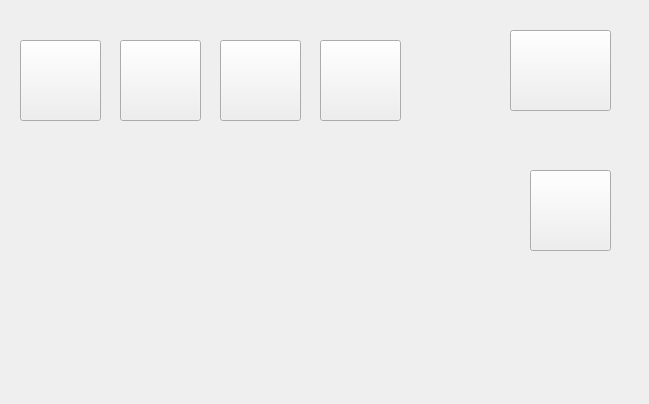
UNSW-Interactive/cowriter_path_following, file design/manager_view.ui: the form before one commit.
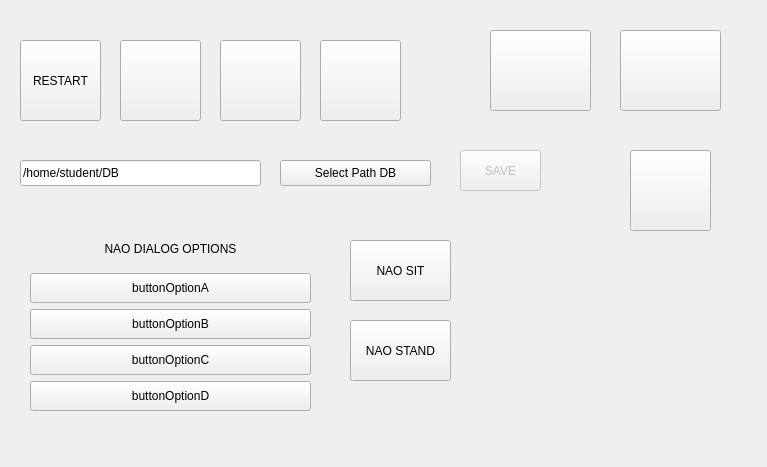
The form after the commit. Icons and pictures are not drawn.

The edit to the form file:
```diff
--- a/design/manager_view.ui
+++ b/design/manager_view.ui
@@ -6,8 +6,8 @@
    <rect>
     <x>0</x>
     <y>0</y>
-    <width>649</width>
-    <height>404</height>
+    <width>767</width>
+    <height>467</height>
    </rect>
   </property>
   <property name="windowTitle">
@@ -16,7 +16,7 @@
   <widget class="QPushButton" name="buttonErase">
    <property name="geometry">
     <rect>
-     <x>510</x>
+     <x>620</x>
      <y>30</y>
      <width>101</width>
      <height>81</height>
@@ -78,11 +78,7 @@
     </rect>
    </property>
    <property name="text">
-    <string/>
-   </property>
-   <property name="icon">
-    <iconset>
-     <normaloff>target.png</normaloff>target.png</iconset>
+    <string>RESTART</string>
    </property>
    <property name="iconSize">
     <size>
@@ -158,8 +154,8 @@
   <widget class="QPushButton" name="buttonUnexpectedFail">
    <property name="geometry">
     <rect>
-     <x>530</x>
-     <y>170</y>
+     <x>630</x>
+     <y>150</y>
      <width>81</width>
      <height>81</height>
     </rect>
@@ -184,6 +180,265 @@
     <bool>false</bool>
    </property>
   </widget>
+  <widget class="QWidget" name="widgetNaoDialog" native="true">
+   <property name="geometry">
+    <rect>
+     <x>20</x>
+     <y>220</y>
+     <width>311</width>
+     <height>211</height>
+    </rect>
+   </property>
+   <widget class="QWidget" name="gridLayoutWidget">
+    <property name="geometry">
+     <rect>
+      <x>10</x>
+      <y>10</y>
+      <width>281</width>
+      <height>181</height>
+     </rect>
+    </property>
+    <layout class="QGridLayout" name="layoutNaoDialog">
+     <item row="2" column="0">
+      <widget class="QPushButton" name="buttonOptionB">
+       <property name="minimumSize">
+        <size>
+         <width>0</width>
+         <height>30</height>
+        </size>
+       </property>
+       <property name="text">
+        <string>buttonOptionB</string>
+       </property>
+       <property name="iconSize">
+        <size>
+         <width>20</width>
+         <height>20</height>
+        </size>
+       </property>
+       <property name="checkable">
+        <bool>false</bool>
+       </property>
+      </widget>
+     </item>
+     <item row="3" column="0">
+      <widget class="QPushButton" name="buttonOptionC">
+       <property name="minimumSize">
+        <size>
+         <width>0</width>
+         <height>30</height>
+        </size>
+       </property>
+       <property name="text">
+        <string>buttonOptionC</string>
+       </property>
+       <property name="iconSize">
+        <size>
+         <width>20</width>
+         <height>20</height>
+        </size>
+       </property>
+       <property name="checkable">
+        <bool>false</bool>
+       </property>
+      </widget>
+     </item>
+     <item row="4" column="0">
+      <widget class="QPushButton" name="buttonOptionD">
+       <property name="minimumSize">
+        <size>
+         <width>0</width>
+         <height>30</height>
+        </size>
+       </property>
+       <property name="text">
+        <string>buttonOptionD</string>
+       </property>
+       <property name="iconSize">
+        <size>
+         <width>20</width>
+         <height>20</height>
+        </size>
+       </property>
+       <property name="checkable">
+        <bool>false</bool>
+       </property>
+      </widget>
+     </item>
+     <item row="0" column="0">
+      <widget class="QLabel" name="label_naoDialogOptions">
+       <property name="text">
+        <string>NAO DIALOG OPTIONS</string>
+       </property>
+       <property name="alignment">
+        <set>Qt::AlignCenter</set>
+       </property>
+      </widget>
+     </item>
+     <item row="1" column="0">
+      <widget class="QPushButton" name="buttonOptionA">
+       <property name="enabled">
+        <bool>true</bool>
+       </property>
+       <property name="minimumSize">
+        <size>
+         <width>0</width>
+         <height>30</height>
+        </size>
+       </property>
+       <property name="baseSize">
+        <size>
+         <width>0</width>
+         <height>0</height>
+        </size>
+       </property>
+       <property name="text">
+        <string>buttonOptionA</string>
+       </property>
+       <property name="iconSize">
+        <size>
+         <width>20</width>
+         <height>20</height>
+        </size>
+       </property>
+       <property name="checkable">
+        <bool>false</bool>
+       </property>
+      </widget>
+     </item>
+    </layout>
+   </widget>
+  </widget>
+  <widget class="QPushButton" name="buttonNaoStand">
+   <property name="geometry">
+    <rect>
+     <x>350</x>
+     <y>320</y>
+     <width>101</width>
+     <height>61</height>
+    </rect>
+   </property>
+   <property name="text">
+    <string>NAO STAND</string>
+   </property>
+   <property name="iconSize">
+    <size>
+     <width>75</width>
+     <height>75</height>
+    </size>
+   </property>
+   <property name="checkable">
+    <bool>true</bool>
+   </property>
+   <property name="checked">
+    <bool>false</bool>
+   </property>
+  </widget>
+  <widget class="QPushButton" name="buttonNaoSit">
+   <property name="geometry">
+    <rect>
+     <x>350</x>
+     <y>240</y>
+     <width>101</width>
+     <height>61</height>
+    </rect>
+   </property>
+   <property name="text">
+    <string>NAO SIT</string>
+   </property>
+   <property name="iconSize">
+    <size>
+     <width>75</width>
+     <height>75</height>
+    </size>
+   </property>
+   <property name="checkable">
+    <bool>true</bool>
+   </property>
+   <property name="checked">
+    <bool>false</bool>
+   </property>
+  </widget>
+  <widget class="QPushButton" name="buttonPathDialog">
+   <property name="geometry">
+    <rect>
+     <x>280</x>
+     <y>160</y>
+     <width>151</width>
+     <height>26</height>
+    </rect>
+   </property>
+   <property name="text">
+    <string>Select Path DB</string>
+   </property>
+  </widget>
+  <widget class="QLineEdit" name="pathText">
+   <property name="geometry">
+    <rect>
+     <x>20</x>
+     <y>160</y>
+     <width>241</width>
+     <height>26</height>
+    </rect>
+   </property>
+   <property name="text">
+    <string>/home/student/DB</string>
+   </property>
+  </widget>
+  <widget class="QPushButton" name="buttonProfile">
+   <property name="geometry">
+    <rect>
+     <x>490</x>
+     <y>30</y>
+     <width>101</width>
+     <height>81</height>
+    </rect>
+   </property>
+   <property name="toolTip">
+    <string>&lt;html&gt;&lt;head/&gt;&lt;body&gt;&lt;p&gt;Participant Profile&lt;/p&gt;&lt;/body&gt;&lt;/html&gt;</string>
+   </property>
+   <property name="text">
+    <string/>
+   </property>
+   <property name="icon">
+    <iconset>
+     <normaloff>profil_R.png</normaloff>profil_R.png</iconset>
+   </property>
+   <property name="iconSize">
+    <size>
+     <width>100</width>
+     <height>100</height>
+    </size>
+   </property>
+  </widget>
+  <widget class="QPushButton" name="buttonSave">
+   <property name="enabled">
+    <bool>false</bool>
+   </property>
+   <property name="geometry">
+    <rect>
+     <x>460</x>
+     <y>150</y>
+     <width>81</width>
+     <height>41</height>
+    </rect>
+   </property>
+   <property name="text">
+    <string>SAVE</string>
+   </property>
+   <property name="iconSize">
+    <size>
+     <width>75</width>
+     <height>75</height>
+    </size>
+   </property>
+   <property name="checkable">
+    <bool>true</bool>
+   </property>
+   <property name="checked">
+    <bool>false</bool>
+   </property>
+  </widget>
  </widget>
  <resources/>
  <connections/>
```
Left out of the diff: 2 changed lines with no effect on the pictures.
